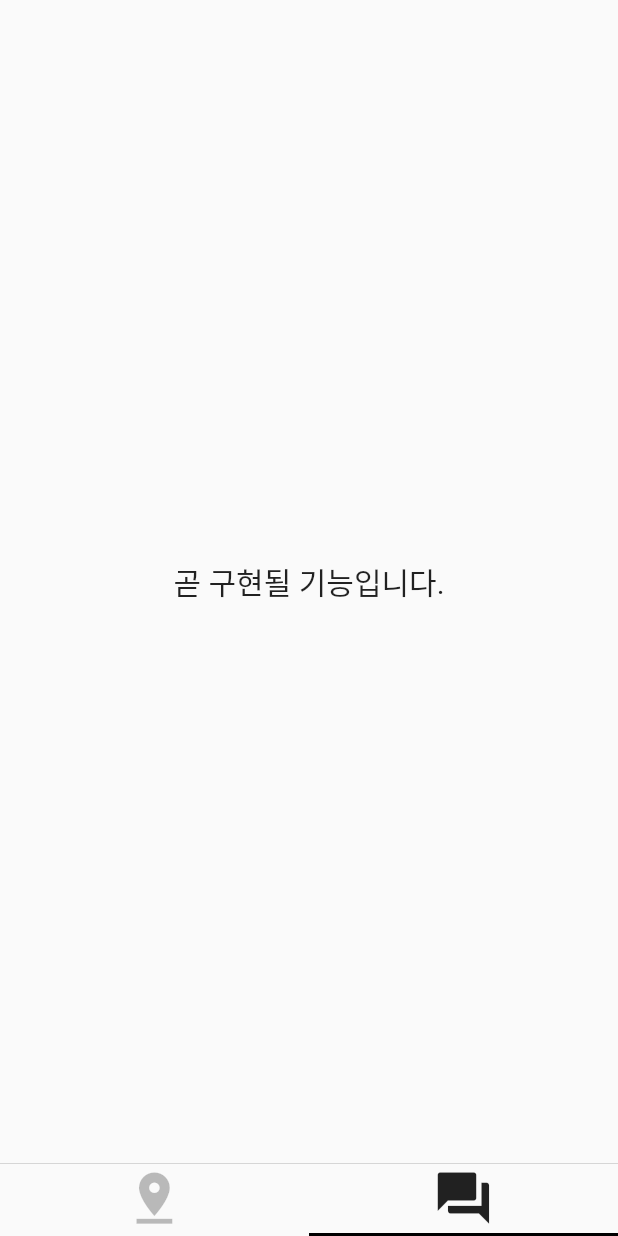
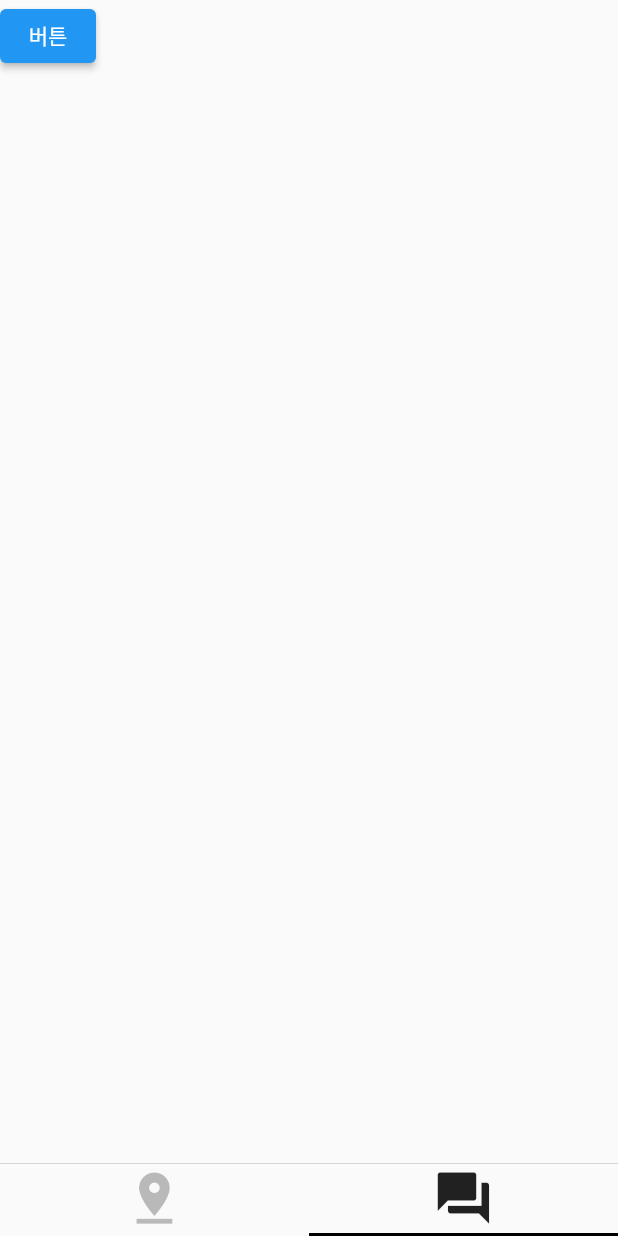
Before and after one commit to haZuny/SCH-trashcan-map-app, a Flutter app: the screen it shows after launch, tab 2 chosen, on a phone screen of 412 x 824 dp. Run offline on Flutter 3.47's test engine with Material 2 defaults, Android fonts, the phone set to English and light mode, and no system bars; our stand-ins replace google_maps_flutter, image_picker, location.

Commit message:
서버 rest테스트

```diff
--- a/trash_can_map/lib/comu_index.dart
+++ b/trash_can_map/lib/comu_index.dart
@@ -1,11 +1,26 @@
 import 'package:flutter/material.dart';
 
+import 'package:http/http.dart' as http;
+import 'dart:convert';
 
 class IndexPage extends StatelessWidget{
+  String idF = '';
+  String latF = "";
+  String lonF = "";
+
     @override
     Widget build(BuildContext context){
       return(Scaffold(
-        body: Center(child: Text("곧 구현될 기능입니다.", textAlign: TextAlign.center, style: TextStyle(fontSize: 20),),),
+        body: Container(child: Column(children: [
+          ElevatedButton(onPressed: () async {
+              var res = await http.get(Uri.parse('http://172.30.1.58:8000/bins/5'));
+              var res2 = await http.post(Uri.parse('http://172.30.1.58:8000/bins/'), body: json.encode({'id':'', 'x_location': '100.1234', 'y_location': '100.1234'}));
+              print(json.decode(res.body));
+              print(res2.statusCode);
+              print(json.decode(res2.body));
+
+          }, child: Text("버튼"))
+        ],),),
       ));
     }
 }
--- a/trash_can_map/pubspec.yaml
+++ b/trash_can_map/pubspec.yaml
@@ -39,6 +39,7 @@ dependencies:
   # The following adds the Cupertino Icons font to your application.
   # Use with the CupertinoIcons class for iOS style icons.
   cupertino_icons: ^1.0.2
+  http: ^0.13.4
 
 dev_dependencies:
   flutter_test:
```
Also changed, not shown: trash_can_map/pubspec.lock.
